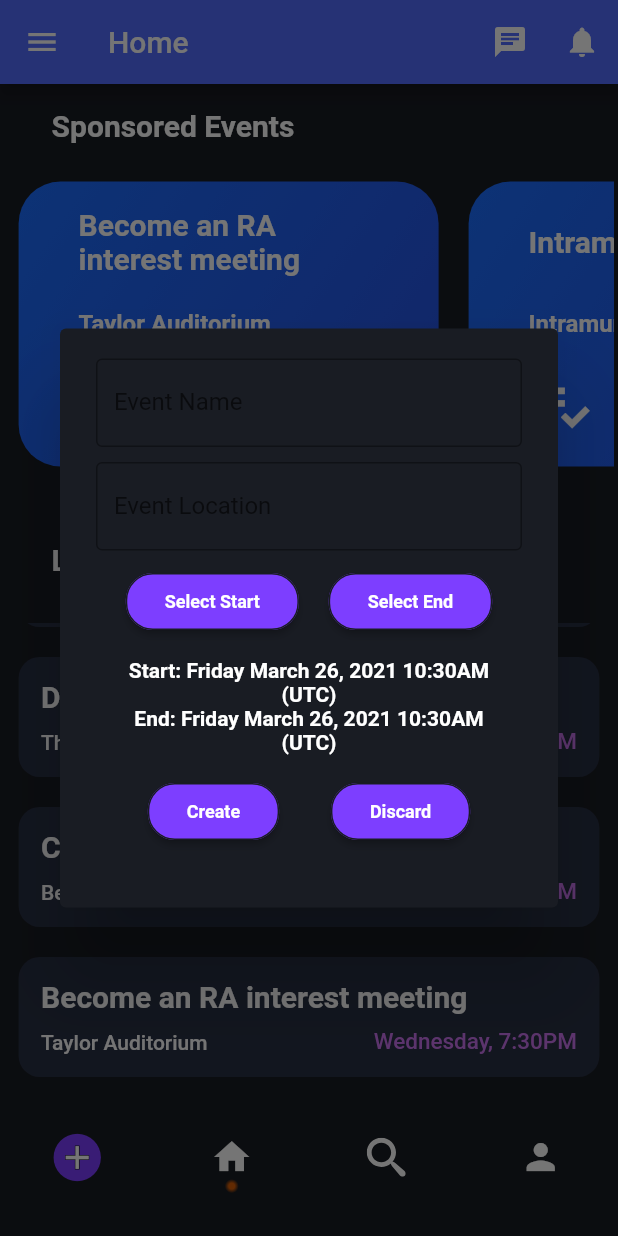
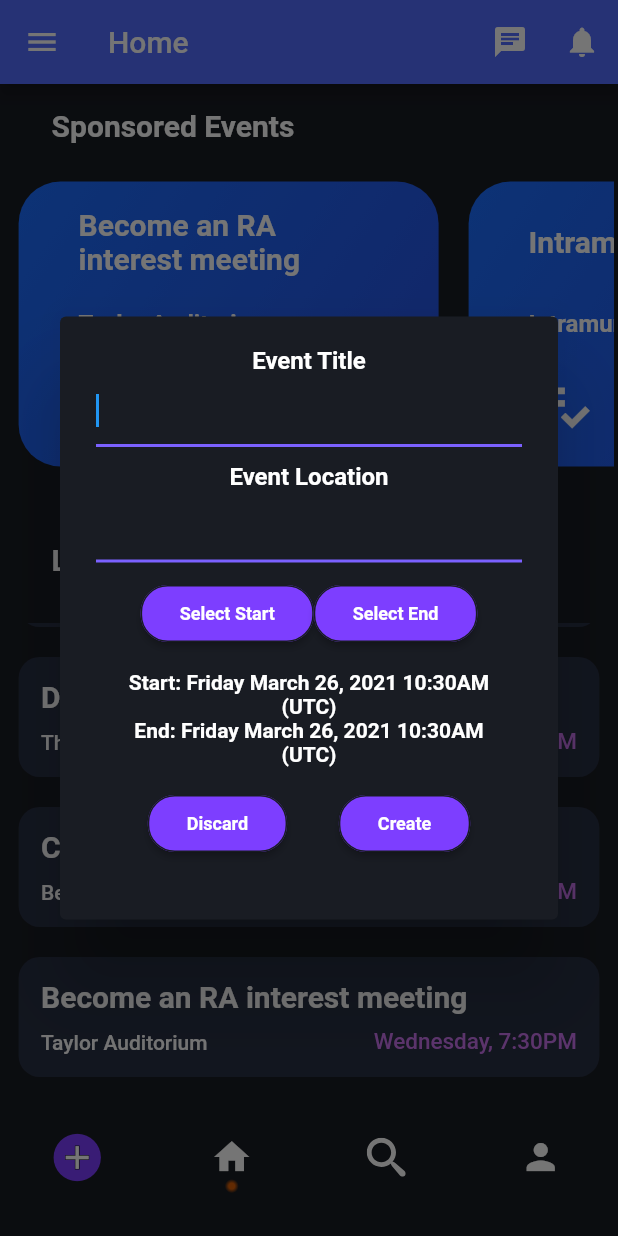
Before and after one commit to Senior-Project-CSE-3213/sp_flutter_app, a Flutter app: the screen it shows once a user with an empty profile is signed in, scrolled down 87 dp, after a tap on the "add circle" icon, on a phone screen of 412 x 824 dp. Run offline on Flutter 3.47's test engine with Material 2 defaults, Android fonts, the phone set to English and light mode, and no system bars; our stand-ins replace cloud_firestore, firebase_auth, firebase_core, flutter_spinkit, flutter_svg, google_maps_flutter; missing offline and left inert: filter_list; accounts and stored records are empty.

Commit message:
Working on create event dialog, data returned correctly, Dialog popup column still overflowing but not actually overflowing

```diff
--- a/lib/views/EventList/event_list_view.dart
+++ b/lib/views/EventList/event_list_view.dart
@@ -111,26 +111,49 @@ class _EventListViewState extends State<EventListView> {
             return AlertDialog(
               backgroundColor: Color.fromRGBO(25, 28, 35, 1),
               content: Container(
-                child: SingleChildScrollView(
+                child: Expanded(
                   child: Column(
-                    mainAxisAlignment: MainAxisAlignment.spaceEvenly,
+                    mainAxisSize: MainAxisSize.min,
+                    mainAxisAlignment: MainAxisAlignment.spaceBetween,
                     children: [
-                      TextField(
-                        decoration: InputDecoration(
-                          border: OutlineInputBorder(),
-                          labelText: 'Event Name',
+                      Text(
+                        "Event Title",
+                        textAlign: TextAlign.center,
+                        style: TextStyle(
+                          fontSize: 16.0,
+                          color: Colors.white,
+                          fontWeight: FontWeight.bold,
                         ),
                       ),
+                      SimpleTextInputField(
+                        error: false,
+                        handleChange: (val) {
+                          eventTitle = val;
+                        },
+                        handleSubmit: () {},
+                      ),
                       SizedBox(height: 10),
-                      TextField(
-                        decoration: InputDecoration(
-                          border: OutlineInputBorder(),
-                          labelText: 'Event Location',
+                      Text(
+                        "Event Location",
+                        textAlign: TextAlign.center,
+                        style: TextStyle(
+                          fontSize: 16.0,
+                          color: Colors.white,
+                          fontWeight: FontWeight.bold,
                         ),
+                      ),
+                      SimpleTextInputField(
+                        error: false,
+                        handleChange: (val) {
+                          eventLocation = val;
+                        },
+                        handleSubmit: () {
+                          setState(() {});
+                        },
                       ),
                       SizedBox(height: 10),
                       Row(
-                          mainAxisAlignment: MainAxisAlignment.spaceEvenly,
+                          mainAxisAlignment: MainAxisAlignment.center,
                           children: [
                             ElevatedButton(
                               child: Padding(
@@ -315,40 +338,6 @@ class _EventListViewState extends State<EventListView> {
                             child: Padding(
                               padding: EdgeInsets.fromLTRB(10, 12, 10, 12),
                               child: Text(
-                                "Create",
-                                textAlign: TextAlign.center,
-                                style: TextStyle(
-                                  fontSize: 12.0,
-                                  color: Colors.white,
-                                  fontWeight: FontWeight.bold,
-                                ),
-                              ),
-                            ),
-                            style: ButtonStyle(
-                              shape: MaterialStateProperty.all<
-                                      RoundedRectangleBorder>(
-                                  RoundedRectangleBorder(
-                                      borderRadius: BorderRadius.circular(18.0),
-                                      side: BorderSide(
-                                        color: Color.fromRGBO(25, 28, 35, 1),
-                                      ))),
-                              backgroundColor:
-                                  MaterialStateProperty.resolveWith<Color>(
-                                // ignore: missing_return
-                                (Set<MaterialState> states) {
-                                  return Color.fromRGBO(125, 62, 255,
-                                      1); // Use the component's default.
-                                },
-                              ),
-                            ),
-                            onPressed: () {
-                              Navigator.of(context).pop(["yer data here"]);
-                            },
-                          ),
-                          ElevatedButton(
-                            child: Padding(
-                              padding: EdgeInsets.fromLTRB(10, 12, 10, 12),
-                              child: Text(
                                 "Discard",
                                 textAlign: TextAlign.center,
                                 style: TextStyle(
@@ -379,6 +368,40 @@ class _EventListViewState extends State<EventListView> {
                               Navigator.of(context).pop([null]);
                             },
                           ),
+                          ElevatedButton(
+                            child: Padding(
+                              padding: EdgeInsets.fromLTRB(10, 12, 10, 12),
+                              child: Text(
+                                "Create",
+                                textAlign: TextAlign.center,
+                                style: TextStyle(
+                                  fontSize: 12.0,
+                                  color: Colors.white,
+                                  fontWeight: FontWeight.bold,
+                                ),
+                              ),
+                            ),
+                            style: ButtonStyle(
+                              shape: MaterialStateProperty.all<
+                                      RoundedRectangleBorder>(
+                                  RoundedRectangleBorder(
+                                      borderRadius: BorderRadius.circular(18.0),
+                                      side: BorderSide(
+                                        color: Color.fromRGBO(25, 28, 35, 1),
+                                      ))),
+                              backgroundColor:
+                                  MaterialStateProperty.resolveWith<Color>(
+                                // ignore: missing_return
+                                (Set<MaterialState> states) {
+                                  return Color.fromRGBO(125, 62, 255,
+                                      1); // Use the component's default.
+                                },
+                              ),
+                            ),
+                            onPressed: () {
+                              Navigator.of(context).pop([eventTitle.toString(), eventLocation.toString(), pickedStartDate.toString(), pickedStartTime.toString(), pickedEndDate.toString(), pickedEndTime.toString()]);
+                            },
+                          ),
                         ],
                       )
                     ],
@@ -401,9 +424,16 @@ class _EventListViewState extends State<EventListView> {
             bottomNavigationBar: BottomNavBar(
               defaultSelectedIndex: 1,
               onChange: (val) {
-                setState(() {
+                setState(() async {
                   if (val == 0) {
-                    _createEventDialog(context);
+                   List<String> eventDetails = await _createEventDialog(context);
+                   print(eventDetails[0]);
+                   print(eventDetails[1]);
+                   print(eventDetails[2]);
+                   print(eventDetails[3]);
+                   print(eventDetails[4]);
+                   print(eventDetails[5]);
+                   //TODO Sam do database stuff here
                   }
                 });
               },
```
